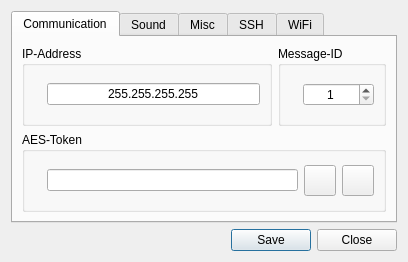
Qt form res/ui/setup.ui (LazyT/rrcc) before a commit.
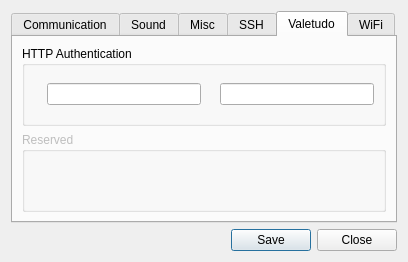
The same form after that commit. The open tabs and pages were chosen to show the change. Icons and pictures are not drawn.

Commit message: add valetudo authentication support

Diff of the .ui file:
```diff
--- a/res/ui/setup.ui
+++ b/res/ui/setup.ui
@@ -712,6 +712,82 @@
        </item>
       </layout>
      </widget>
+     <widget class="QWidget" name="tab_valetudo">
+      <attribute name="icon">
+       <iconset resource="../rrcc.qrc">
+        <normaloff>:/png/png/plugin.png</normaloff>:/png/png/plugin.png</iconset>
+      </attribute>
+      <attribute name="title">
+       <string>Valetudo</string>
+      </attribute>
+      <layout class="QVBoxLayout" name="verticalLayout_8">
+       <item>
+        <widget class="QGroupBox" name="groupBox_10">
+         <property name="title">
+          <string>HTTP Authentication</string>
+         </property>
+         <property name="checked">
+          <bool>false</bool>
+         </property>
+         <layout class="QHBoxLayout" name="horizontalLayout_18">
+          <item>
+           <widget class="QLabel" name="label_13">
+            <property name="text">
+             <string/>
+            </property>
+            <property name="pixmap">
+             <pixmap resource="../rrcc.qrc">:/png/png/user.png</pixmap>
+            </property>
+           </widget>
+          </item>
+          <item>
+           <widget class="QLineEdit" name="lineEdit_valetudo_username">
+            <property name="toolTip">
+             <string>Username</string>
+            </property>
+            <property name="alignment">
+             <set>Qt::AlignCenter</set>
+            </property>
+           </widget>
+          </item>
+          <item>
+           <widget class="QLabel" name="label_14">
+            <property name="text">
+             <string/>
+            </property>
+            <property name="pixmap">
+             <pixmap resource="../rrcc.qrc">:/png/png/pin.png</pixmap>
+            </property>
+           </widget>
+          </item>
+          <item>
+           <widget class="QLineEdit" name="lineEdit_valetudo_password">
+            <property name="toolTip">
+             <string>Password</string>
+            </property>
+            <property name="echoMode">
+             <enum>QLineEdit::Password</enum>
+            </property>
+            <property name="alignment">
+             <set>Qt::AlignCenter</set>
+            </property>
+           </widget>
+          </item>
+         </layout>
+        </widget>
+       </item>
+       <item>
+        <widget class="QGroupBox" name="groupBox_11">
+         <property name="enabled">
+          <bool>false</bool>
+         </property>
+         <property name="title">
+          <string>Reserved</string>
+         </property>
+        </widget>
+       </item>
+      </layout>
+     </widget>
      <widget class="QWidget" name="tab_wifi">
       <attribute name="icon">
        <iconset resource="../rrcc.qrc">
```
The commit also changes 8 other files.
